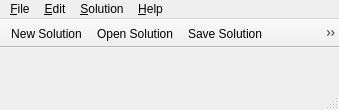
The window that mainwindow.ui (fritzone/ddm) describes before a commit, drawn with Qt 5.
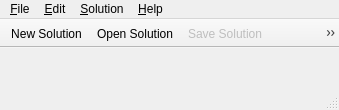
The same window after the commit. Icons and pictures are not drawn.

Patch:
```diff
--- a/mainwindow.ui
+++ b/mainwindow.ui
@@ -112,6 +112,9 @@
    </property>
   </action>
   <action name="action_Save">
+   <property name="enabled">
+    <bool>false</bool>
+   </property>
    <property name="icon">
     <iconset>
      <normaloff>:/images/actions/images/actions/filesave.png</normaloff>:/images/actions/images/actions/filesave.png</iconset>
@@ -210,6 +213,9 @@
    </property>
   </action>
   <action name="action_SaveAs">
+   <property name="enabled">
+    <bool>false</bool>
+   </property>
    <property name="icon">
     <iconset>
      <normaloff>:/images/actions/images/actions/file_saveas.png</normaloff>:/images/actions/images/actions/file_saveas.png</iconset>
```
Left out of the diff: 41 changed lines with no effect on the pictures.
